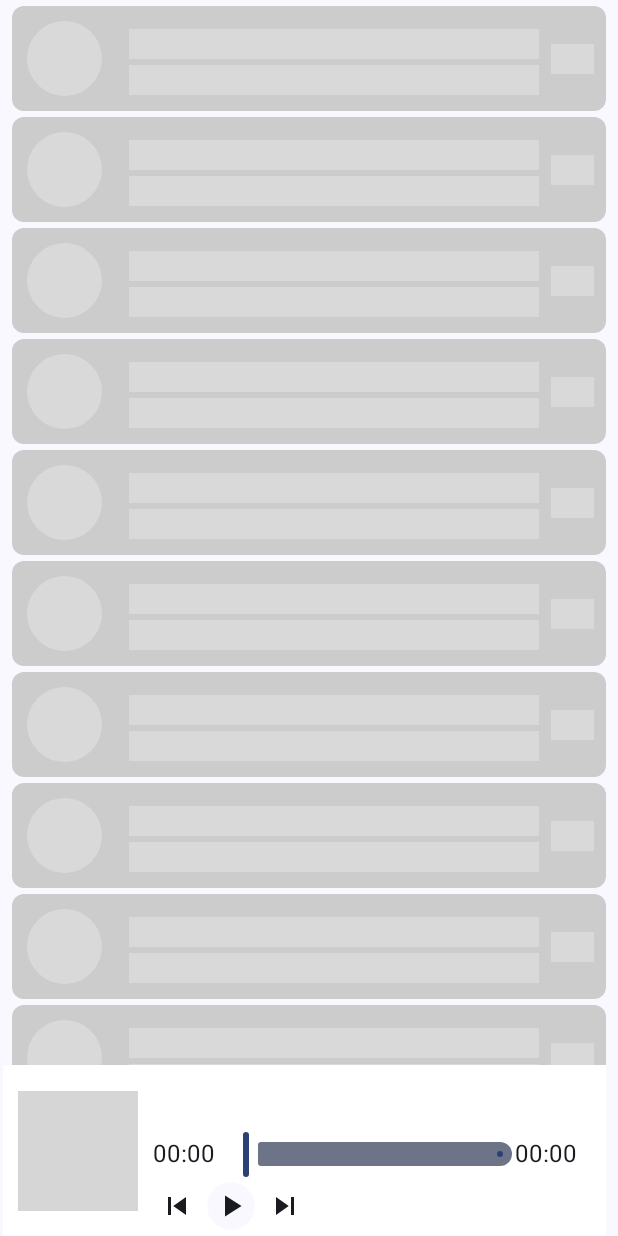
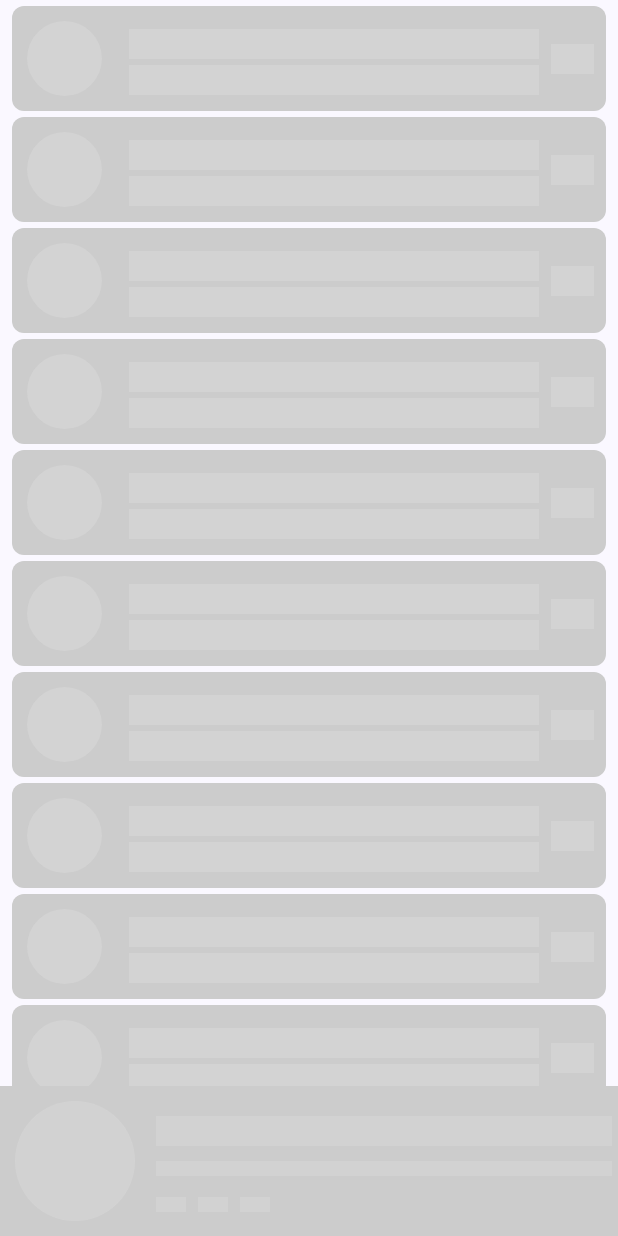
Before and after one commit to bnnascimento94/MusicPlayerApp, an Android app built with Jetpack Compose: the screen it shows after launch (MainActivity), on a phone screen of 412 x 824 dp. Run offline under Robolectric (Android 15) with nearby library versions, the phone set to English and light mode, and no system bars; our stand-ins replace Dagger/Hilt's generated code; grey boxes are pictures that could not be loaded.

Commit message:
shimmer effect

```diff
--- a/app/src/main/java/com/vullpes/musicplayerapp/presentation/ui/audio/HomeScreen.kt
+++ b/app/src/main/java/com/vullpes/musicplayerapp/presentation/ui/audio/HomeScreen.kt
@@ -1,58 +1,17 @@
 package com.vullpes.musicplayerapp.presentation.ui.audio
 
-import androidx.compose.foundation.BorderStroke
-import androidx.compose.foundation.background
-import androidx.compose.foundation.clickable
-import androidx.compose.foundation.layout.Arrangement
-import androidx.compose.foundation.layout.Box
-import androidx.compose.foundation.layout.Column
-import androidx.compose.foundation.layout.Row
-import androidx.compose.foundation.layout.Spacer
-import androidx.compose.foundation.layout.fillMaxWidth
-import androidx.compose.foundation.layout.height
-import androidx.compose.foundation.layout.padding
-import androidx.compose.foundation.layout.size
 import androidx.compose.foundation.lazy.LazyColumn
 import androidx.compose.foundation.lazy.itemsIndexed
-import androidx.compose.foundation.shape.CircleShape
-import androidx.compose.material.icons.Icons
-import androidx.compose.material.icons.filled.Pause
-import androidx.compose.material.icons.filled.PlayArrow
-import androidx.compose.material.icons.filled.SkipNext
-import androidx.compose.material.icons.filled.SkipPrevious
-import androidx.compose.material3.Card
 import androidx.compose.material3.ExperimentalMaterial3Api
-import androidx.compose.material3.Icon
-import androidx.compose.material3.MaterialTheme
 import androidx.compose.material3.Scaffold
-import androidx.compose.material3.Slider
-import androidx.compose.material3.Surface
-import androidx.compose.material3.Text
 import androidx.compose.runtime.Composable
-import androidx.compose.ui.Alignment
-import androidx.compose.ui.Modifier
-import androidx.compose.ui.draw.clip
-import androidx.compose.ui.graphics.Color
-import androidx.compose.ui.graphics.vector.ImageVector
-import androidx.compose.ui.layout.ContentScale
-import androidx.compose.ui.platform.LocalContext
-import androidx.compose.ui.res.painterResource
-import androidx.compose.ui.text.font.FontWeight
-import androidx.compose.ui.text.style.TextOverflow
 import androidx.compose.ui.tooling.preview.Preview
-import androidx.compose.ui.unit.dp
-import androidx.compose.ui.viewinterop.AndroidView
-import coil.compose.AsyncImage
-import coil.request.ImageRequest
-import com.vullpes.musicplayerapp.R
 import com.vullpes.musicplayerapp.domain.model.Audio
 import com.vullpes.musicplayerapp.presentation.ui.audio.components.AudioItem
 import com.vullpes.musicplayerapp.presentation.ui.audio.components.BottomBarPlayer
-import com.vullpes.musicplayerapp.presentation.ui.audio.components.MediaPlayerController
+import com.vullpes.musicplayerapp.presentation.ui.audio.components.ShimmerBottomBar
 import com.vullpes.musicplayerapp.presentation.ui.audio.components.ShimmerList
 import com.vullpes.musicplayerapp.presentation.ui.theme.MusicPlayerAppTheme
-import com.vullpes.musicplayerapp.util.MusicFunctions.timeStampToDuration
-import es.claucookie.miniequalizerlibrary.EqualizerView
 
 @OptIn(ExperimentalMaterial3Api::class)
 @Composable
@@ -72,6 +31,9 @@ fun HomeScreen(
 
     Scaffold(
         bottomBar = {
+            if(audiList.isEmpty()){
+                ShimmerBottomBar()
+            }else{
                 BottomBarPlayer(
                     progress = progress,
                     progressTimeString = progressTimeString,
@@ -82,6 +44,8 @@ fun HomeScreen(
                     onNext = onNext,
                     onBack = onBack
                 )
+            }
+
         }
     ) {
 
--- a/app/src/main/java/com/vullpes/musicplayerapp/presentation/ui/audio/components/BottomBarPlayer.kt
+++ b/app/src/main/java/com/vullpes/musicplayerapp/presentation/ui/audio/components/BottomBarPlayer.kt
@@ -40,7 +40,7 @@ fun BottomBarPlayer(
 ) {
 
 
-    Row(modifier = Modifier.padding(start = 2.dp,end=8.dp,top =8.dp).background(color = Color.White), verticalAlignment = Alignment.CenterVertically) {
+    Row(modifier = Modifier.padding(start = 0.dp,end=0.dp,top =8.dp).background(color = Color.White), verticalAlignment = Alignment.CenterVertically) {
         AsyncImage(
             model = ImageRequest.Builder(LocalContext.current)
                 .data(audio.data)
--- /dev/null
+++ b/app/src/main/java/com/vullpes/musicplayerapp/presentation/ui/audio/components/ShimmerBottomBar.kt
@@ -0,0 +1,149 @@
+package com.vullpes.musicplayerapp.presentation.ui.audio.components
+
+import androidx.compose.animation.core.FastOutLinearInEasing
+import androidx.compose.animation.core.RepeatMode
+import androidx.compose.animation.core.animateFloat
+import androidx.compose.animation.core.infiniteRepeatable
+import androidx.compose.animation.core.rememberInfiniteTransition
+import androidx.compose.animation.core.tween
+import androidx.compose.foundation.background
+import androidx.compose.foundation.isSystemInDarkTheme
+import androidx.compose.foundation.layout.Arrangement
+import androidx.compose.foundation.layout.Column
+import androidx.compose.foundation.layout.Row
+import androidx.compose.foundation.layout.Spacer
+import androidx.compose.foundation.layout.fillMaxWidth
+import androidx.compose.foundation.layout.height
+import androidx.compose.foundation.layout.padding
+import androidx.compose.foundation.layout.size
+import androidx.compose.foundation.layout.width
+import androidx.compose.foundation.shape.CircleShape
+import androidx.compose.material3.Surface
+import androidx.compose.runtime.Composable
+import androidx.compose.ui.Alignment
+import androidx.compose.ui.Modifier
+import androidx.compose.ui.draw.alpha
+import androidx.compose.ui.draw.clip
+import androidx.compose.ui.graphics.Color
+import androidx.compose.ui.tooling.preview.Preview
+import androidx.compose.ui.unit.dp
+import com.vullpes.musicplayerapp.presentation.ui.theme.ShimmerDarkGray
+import com.vullpes.musicplayerapp.presentation.ui.theme.ShimmerMediumGray
+
+@Composable
+fun ShimmerBottomBar() {
+    val transition = rememberInfiniteTransition(label = "")
+    val alphaAnim = transition.animateFloat(
+        initialValue = 1f,
+        targetValue = 0f,
+        animationSpec = infiniteRepeatable(
+            animation = tween(
+                durationMillis = 500,
+                delayMillis = 0,
+                easing = FastOutLinearInEasing
+            ),
+            repeatMode = RepeatMode.Reverse
+        ), label = ""
+    )
+
+    Row(modifier = Modifier
+        .padding(start = 0.dp, end = 0.dp, top = 8.dp)
+        .background(color = if (isSystemInDarkTheme()) Color.Black else Color.LightGray),
+        verticalAlignment = Alignment.CenterVertically) {
+
+        Surface(modifier = Modifier
+            .alpha(alphaAnim.value)
+            .padding(10.dp)
+            .clip(CircleShape)
+            .size(80.dp),
+            color = if (isSystemInDarkTheme()) ShimmerDarkGray else ShimmerMediumGray
+        ) {}
+
+
+        Column(modifier = Modifier.weight(0.7f)) {
+            Column(modifier = Modifier.padding(top= 8.dp, start = 4.dp, end = 4.dp)) {
+                Surface(
+                    modifier = Modifier
+                        .alpha(alphaAnim.value)
+                        .fillMaxWidth()
+                        .height(10.dp),
+                    color = if (isSystemInDarkTheme()) ShimmerDarkGray else ShimmerMediumGray
+                ){}
+                Surface(
+                    modifier = Modifier
+                        .alpha(alphaAnim.value)
+                        .fillMaxWidth()
+                        .height(10.dp),
+                    color = if (isSystemInDarkTheme()) ShimmerDarkGray else ShimmerMediumGray
+                ){}
+
+            }
+            Row(modifier = Modifier.padding(start = 4.dp, end = 4.dp).height(30.dp), verticalAlignment = Alignment.CenterVertically, horizontalArrangement = Arrangement.SpaceBetween){
+                Surface(
+                    modifier = Modifier
+                        .alpha(alphaAnim.value)
+                        .fillMaxWidth()
+                        .height(10.dp)
+                        .weight(0.2f),
+                    color = if (isSystemInDarkTheme()) ShimmerDarkGray else ShimmerMediumGray
+                ){}
+
+                Surface(
+                    modifier = Modifier
+                        .alpha(alphaAnim.value)
+                        .fillMaxWidth()
+                        .height(10.dp)
+                        .weight(0.6f),
+                    color = if (isSystemInDarkTheme()) ShimmerDarkGray else ShimmerMediumGray
+                ){}
+
+                Surface(
+                    modifier = Modifier
+                        .alpha(alphaAnim.value)
+                        .fillMaxWidth()
+                        .height(10.dp)
+                        .weight(0.2f),
+                    color = if (isSystemInDarkTheme()) ShimmerDarkGray else ShimmerMediumGray
+                ){}
+
+
+            }
+            Row(
+                verticalAlignment = Alignment.CenterVertically,
+                modifier = Modifier
+                    .padding(4.dp)
+            ) {
+                Surface(
+                    modifier = Modifier
+                        .alpha(alphaAnim.value)
+                        .width(20.dp)
+                        .height(10.dp),
+                    color = if (isSystemInDarkTheme()) ShimmerDarkGray else ShimmerMediumGray
+                ){}
+                Spacer(modifier = Modifier.size(8.dp))
+                Surface(
+                    modifier = Modifier
+                        .alpha(alphaAnim.value)
+                        .width(20.dp)
+                        .height(10.dp),
+                    color = if (isSystemInDarkTheme()) ShimmerDarkGray else ShimmerMediumGray
+                ){}
+                Spacer(modifier = Modifier.size(8.dp))
+                Surface(
+                    modifier = Modifier
+                        .alpha(alphaAnim.value)
+                        .width(20.dp)
+                        .height(10.dp),
+                    color = if (isSystemInDarkTheme()) ShimmerDarkGray else ShimmerMediumGray
+                ){}
+            }
+        }
+    }
+
+}
+
+@Preview
+@Composable
+fun PreviewShimmerBottomBar() {
+    ShimmerBottomBar()
+}
```
Lines whose indentation alone changed are shown as unchanged.
